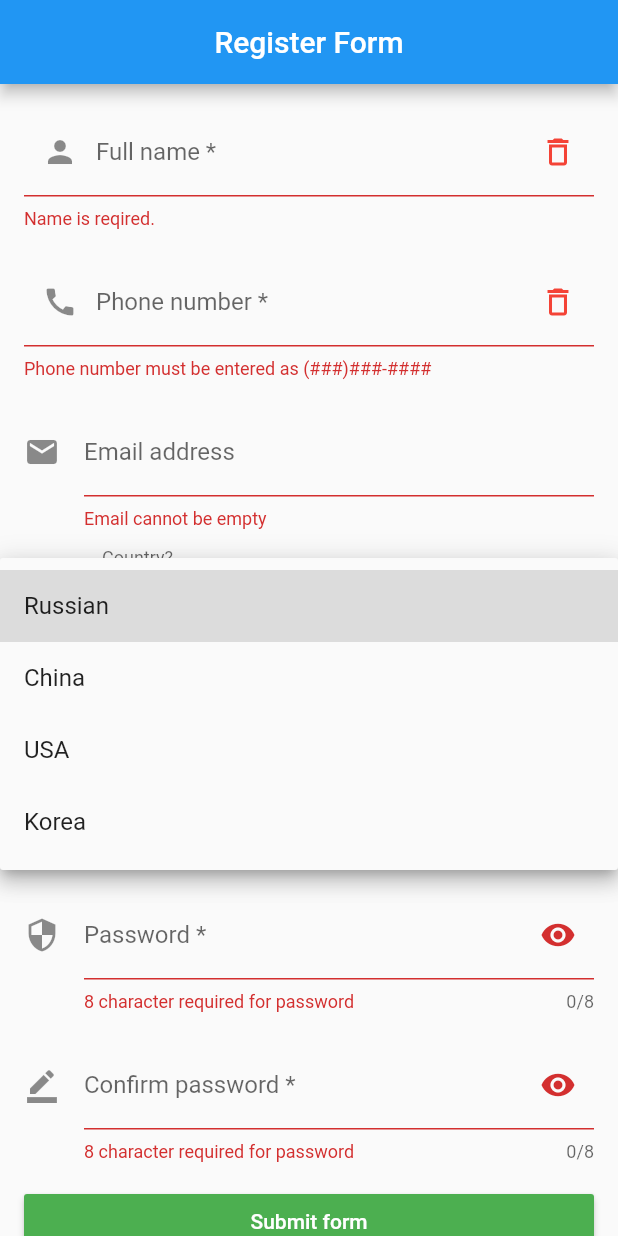
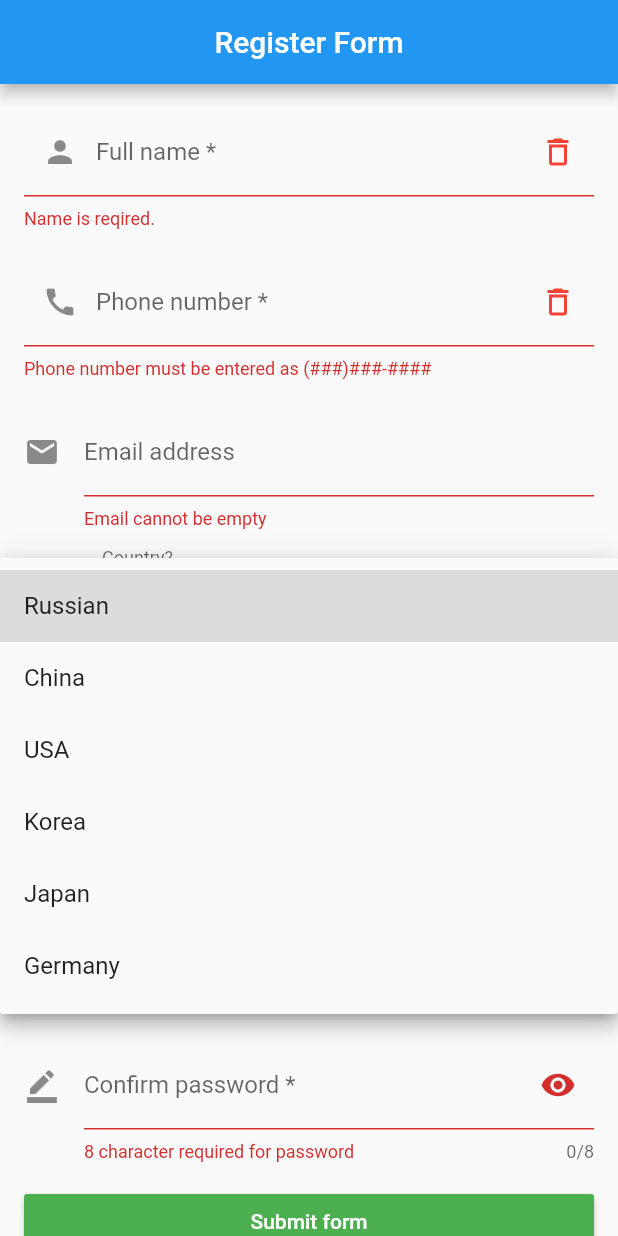
Before and after one commit to UNElaiger/FlutterUserInteraction, a Flutter app: the screen it shows after launch, after a tap on "Submit form", after a tap on "Russian", on a phone screen of 412 x 824 dp. Run offline on Flutter 3.47's test engine with Material 2 defaults, Android fonts, the phone set to English and light mode, and no system bars.

Commit message:
Добавлено больше стран

```diff
--- a/lib/pages/reister_form_page.dart
+++ b/lib/pages/reister_form_page.dart
@@ -19,7 +19,7 @@ class _RegisterFormPage extends State<RegisterFormPage> {
   final TextEditingController _passController = TextEditingController();
   final TextEditingController _confirmPassController = TextEditingController();
 
-  List<String> _countries = ['Russian', 'China', 'USA', 'Korea'];
+  List<String> _countries = ['Russian', 'China', 'USA', 'Korea','Japan', 'Germany'];
   String _selectedCountry = 'Russian';
 
   @override
@@ -186,7 +186,8 @@ class _RegisterFormPage extends State<RegisterFormPage> {
       print('form is valide');
     print('Name: ${_nameController.text}');
     print('Phone: ${_phoneController.text}');
-    print('Email: ${_emailController.text}');
+    print('Phone: ${_phoneController.text}');
+    print('Email: ${_selectedCountry}');
     print('Story: ${_storyController.text}');
     }else {
       print('Form is not valid! please review and correct');
```
Also changed, not shown: 2 other files.
